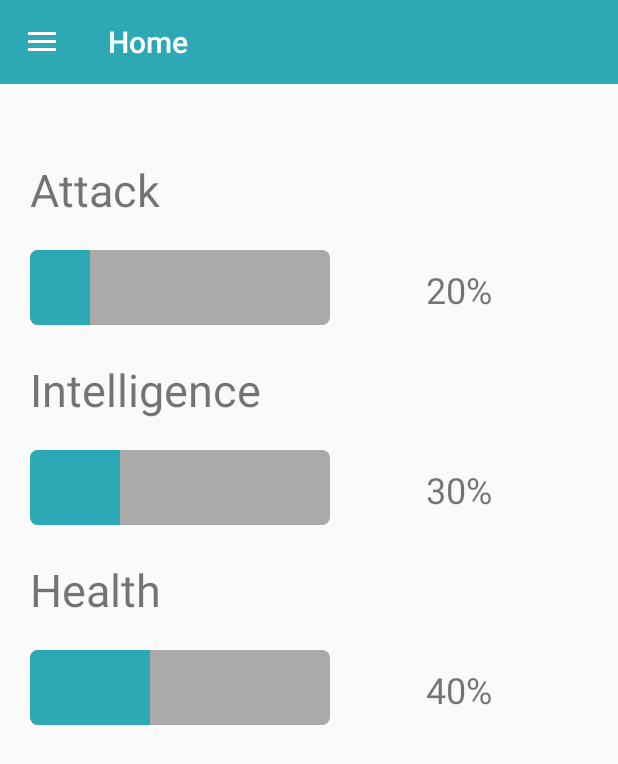
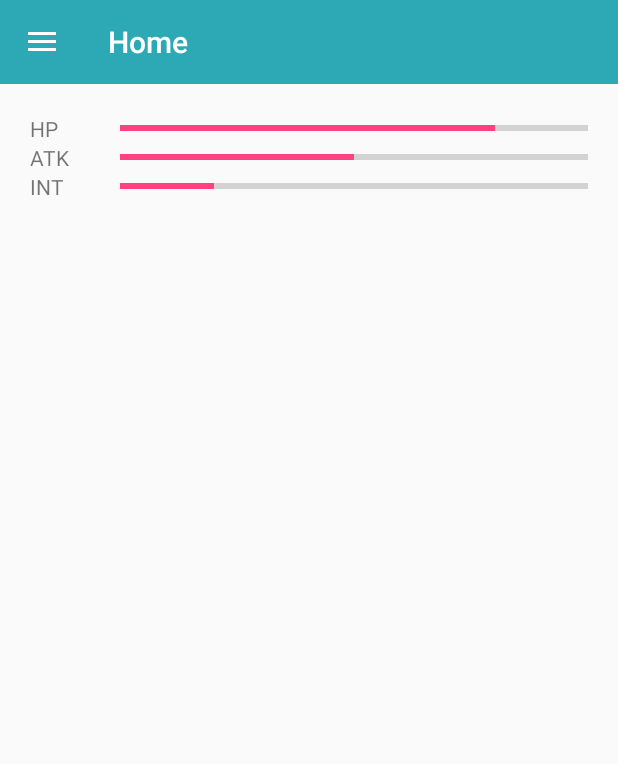
Before and after one commit to Outside2154/GameSense, an Android app: the screen it shows after launch (NavActivity), on a phone screen of 412 x 824 dp. Shown: the top 764 px of the screen. Run offline under Robolectric (Android 15) with nearby library versions, the phone set to English and light mode, and no system bars.

Commit message:
clean up home screen

```diff
--- a/app/build.gradle
+++ b/app/build.gradle
@@ -1,7 +1,5 @@
 apply plugin: 'com.android.application'
-
 apply plugin: 'kotlin-android'
-
 apply plugin: 'kotlin-android-extensions'
 
 android {
@@ -27,8 +25,8 @@ dependencies {
     implementation "org.jetbrains.kotlin:kotlin-stdlib-jre7:$kotlin_version"
     implementation 'com.android.support:appcompat-v7:26.1.0'
     implementation 'com.android.support.constraint:constraint-layout:1.0.2'
-    implementation 'com.google.firebase:firebase-database:11.4.2'
-    implementation 'com.google.firebase:firebase-auth:11.4.2'
+    implementation 'com.google.firebase:firebase-database:11.6.0'
+    implementation 'com.google.firebase:firebase-auth:11.6.0'
     implementation 'com.android.support:design:26.1.0'
     implementation 'com.android.support:support-v4:26.1.0'
     testImplementation 'junit:junit:4.12'
--- a/app/src/main/java/edu/outside2154/gamesense/Util.kt
+++ b/app/src/main/java/edu/outside2154/gamesense/Util.kt
@@ -1,7 +1,18 @@
 package edu.outside2154.gamesense
 
+import android.content.Context
+import android.content.res.TypedArray
 import android.support.v4.app.FragmentManager
 import android.support.v4.app.FragmentTransaction
+import android.util.TypedValue
 
 inline fun FragmentManager.transact(func: FragmentTransaction.() -> FragmentTransaction) =
         beginTransaction().func().commit()
+
+inline fun TypedArray.runAndRecycle(func: TypedArray.() -> Unit) =
+        try { func() } finally { recycle() }
+
+fun dpToPx(context: Context, px: Double): Int =
+        TypedValue.applyDimension(
+                TypedValue.COMPLEX_UNIT_DIP, px.toFloat(),
+                context.resources.displayMetrics).toInt()
--- a/app/src/main/java/edu/outside2154/gamesense/fragment/HomeFragment.kt
+++ b/app/src/main/java/edu/outside2154/gamesense/fragment/HomeFragment.kt
@@ -1,16 +1,14 @@
 package edu.outside2154.gamesense.fragment
 
-import android.content.Context
 import android.net.Uri
 import android.os.Bundle
 import android.support.v4.app.Fragment
 import android.view.LayoutInflater
 import android.view.View
 import android.view.ViewGroup
-import android.widget.ProgressBar
-import android.widget.TextView
 
 import edu.outside2154.gamesense.R
+import kotlinx.android.synthetic.main.fragment_home.*
 
 /**
  * A simple [Fragment] subclass.
@@ -28,14 +26,6 @@ class HomeFragment : Fragment() {
 
     private var mListener: OnFragmentInteractionListener? = null
 
-    private lateinit var atkPb: ProgressBar
-    private lateinit var intelPb: ProgressBar
-    private lateinit var hthPb: ProgressBar
-
-    private lateinit var atkAmt: TextView
-    private lateinit var intelAmt: TextView
-    private lateinit var hthAmt: TextView
-
     override fun onCreate(savedInstanceState: Bundle?) {
         super.onCreate(savedInstanceState)
         arguments?.run {
@@ -46,27 +36,15 @@ class HomeFragment : Fragment() {
 
     override fun onCreateView(inflater: LayoutInflater, container: ViewGroup?,
                               savedInstanceState: Bundle?): View? {
-        val v = inflater.inflate(R.layout.fragment_home, container, false)
+        return inflater.inflate(R.layout.fragment_home, container, false)
+    }
 
-        // TODO: Don't hardcode.
-        val atkLevel = 20
-        atkPb = v.findViewById(R.id.atk_pb)
-        atkPb.progress = atkLevel
-        atkAmt = v.findViewById(R.id.atk_amt)
-        atkAmt.text = atkLevel.toString() + "%"
-        val intelLevel = 30
-        intelPb = v.findViewById(R.id.intel_pb)
-        intelPb.progress = intelLevel
-        intelAmt = v.findViewById(R.id.intel_amt)
-        intelAmt.text = intelLevel.toString() + "%"
-        val hthLevel = 40
-        hthPb = v.findViewById(R.id.hth_pb)
-        hthPb.progress = hthLevel
-        hthAmt = v.findViewById(R.id.hth_amt)
-        hthAmt.text = hthLevel.toString() + "%"
+    override fun onViewCreated(view: View?, savedInstanceState: Bundle?) {
+        super.onViewCreated(view, savedInstanceState)
 
-        // Inflate the layout for this fragment
-        return v
+        hp_lb.progress = 80
+        atk_lb.progress = 50
+        int_lb.progress = 20
     }
 
     // TODO: Rename method, update argument and hook method into UI event
--- /dev/null
+++ b/app/src/main/java/edu/outside2154/gamesense/view/LabeledBarView.kt
@@ -0,0 +1,56 @@
+package edu.outside2154.gamesense.view
+
+import android.content.Context
+import android.util.AttributeSet
+import android.widget.LinearLayout
+import android.widget.ProgressBar
+import android.widget.Space
+import android.widget.TextView
+
+import edu.outside2154.gamesense.R
+import edu.outside2154.gamesense.dpToPx
+import edu.outside2154.gamesense.runAndRecycle
+
+const val LABELED_BAR_VIEW_PADDING = 10.0
+
+/**
+ * A progress bar with a label on the left or right.
+ */
+class LabeledBarView @JvmOverloads constructor(
+        context: Context, attrs: AttributeSet? = null, defStyle: Int = 0
+) : LinearLayout(context, attrs, defStyle) {
+    // Private view variables.
+    private val vText = TextView(context)
+    private val vBar = ProgressBar(context, null, android.R.attr.progressBarStyleHorizontal)
+
+    // Public attributes.
+    var label
+        get() = vText.text
+        set(value) { vText.text = value }
+    var progress
+        get() = vBar.progress
+        set(value) { vBar.progress = value }
+
+    init {
+        // Configure bar elements.
+        vText.layoutParams = LayoutParams(0, LayoutParams.WRAP_CONTENT)
+        val space = Space(context).apply {
+            layoutParams = LayoutParams(
+                    dpToPx(context, LABELED_BAR_VIEW_PADDING), LayoutParams.MATCH_PARENT)
+        }
+        vBar.layoutParams = LayoutParams(LayoutParams.MATCH_PARENT, LayoutParams.MATCH_PARENT)
+
+        // Apply XML attributes.
+        context.theme.obtainStyledAttributes(
+                attrs, R.styleable.LabeledBarView, defStyle, 0).runAndRecycle {
+            label = getString(R.styleable.LabeledBarView_label)
+            vText.layoutParams.width = getDimensionPixelSize(
+                    R.styleable.LabeledBarView_label_width, LayoutParams.WRAP_CONTENT)
+        }
+
+        // Add bar elements.
+        addView(vText)
+        addView(space)
+        addView(vBar)
+    }
+}
--- a/app/src/main/res/layout/fragment_home.xml
+++ b/app/src/main/res/layout/fragment_home.xml
@@ -1,113 +1,48 @@
-<FrameLayout xmlns:android="http://schemas.android.com/apk/res/android"
+<android.support.constraint.ConstraintLayout xmlns:android="http://schemas.android.com/apk/res/android"
+    xmlns:gamesense="http://schemas.android.com/apk/res-auto"
     xmlns:tools="http://schemas.android.com/tools"
+    android:id="@+id/frameLayout"
     android:layout_width="match_parent"
     android:layout_height="match_parent"
     tools:context="edu.outside2154.gamesense.fragment.HomeFragment">
 
-    <!-- TODO: Update blank fragment layout -->
 
-    <LinearLayout
-        android:layout_width="match_parent"
-        android:layout_height="match_parent"
-        android:layout_marginHorizontal="20dp"
-        android:layout_marginVertical="50dp"
-        android:orientation="vertical">
+    <edu.outside2154.gamesense.view.LabeledBarView
+        android:id="@+id/hp_lb"
+        android:layout_width="0dp"
+        android:layout_height="wrap_content"
+        android:layout_marginEnd="20dp"
+        android:layout_marginStart="20dp"
+        android:layout_marginTop="20dp"
+        gamesense:label="HP"
+        gamesense:label_width="50dp"
+        gamesense:layout_constraintEnd_toEndOf="parent"
+        gamesense:layout_constraintStart_toStartOf="parent"
+        gamesense:layout_constraintTop_toTopOf="parent" />
 
-        <TextView
-            android:id="@+id/atk_header"
-            android:layout_width="match_parent"
-            android:layout_height="wrap_content"
-            android:text="Attack"
-            android:textSize="30sp" />
+    <edu.outside2154.gamesense.view.LabeledBarView
+        android:id="@+id/atk_lb"
+        android:layout_width="0dp"
+        android:layout_height="wrap_content"
+        android:layout_marginEnd="20dp"
+        android:layout_marginStart="20dp"
+        gamesense:label="ATK"
+        gamesense:label_width="50dp"
+        gamesense:layout_constraintEnd_toEndOf="parent"
+        gamesense:layout_constraintStart_toStartOf="parent"
+        gamesense:layout_constraintTop_toBottomOf="@+id/hp_lb" />
 
-        <LinearLayout
-            android:layout_width="match_parent"
-            android:layout_height="wrap_content"
-            android:orientation="horizontal">
-            <ProgressBar
-                android:id="@+id/atk_pb"
-                style="@android:style/Widget.ProgressBar.Horizontal"
-                android:layout_width="200dp"
-                android:layout_height="50dp"
-                android:layout_marginVertical="20dp"
-                android:backgroundTint="@android:color/white"
-                android:progress="50"
-                android:progressBackgroundTint="@android:color/darker_gray"
-                android:progressTint="@color/colorPrimaryDark" />
+    <edu.outside2154.gamesense.view.LabeledBarView
+        android:id="@+id/int_lb"
+        android:layout_width="0dp"
+        android:layout_height="wrap_content"
+        android:layout_marginEnd="20dp"
+        android:layout_marginStart="20dp"
+        gamesense:label="INT"
+        gamesense:label_width="50dp"
+        gamesense:layout_constraintEnd_toEndOf="parent"
+        gamesense:layout_constraintStart_toStartOf="parent"
+        gamesense:layout_constraintTop_toBottomOf="@+id/atk_lb" />
 
-            <TextView
-                android:id="@+id/atk_amt"
-                android:layout_width="wrap_content"
-                android:layout_height="wrap_content"
-                android:layout_marginVertical="30dp"
-                android:layout_weight="1"
-                android:gravity="center_horizontal|center"
-                android:text="TextView"
-                android:textSize="24sp" />
-        </LinearLayout>
 
-        <TextView
-            android:id="@+id/intel_header"
-            android:layout_width="match_parent"
-            android:layout_height="wrap_content"
-            android:text="Intelligence"
-            android:textSize="30sp" />
-
-        <LinearLayout
-            android:layout_width="match_parent"
-            android:layout_height="wrap_content"
-            android:orientation="horizontal">
-            <ProgressBar
-                android:id="@+id/intel_pb"
-                style="@android:style/Widget.ProgressBar.Horizontal"
-                android:layout_width="200dp"
-                android:layout_height="50dp"
-                android:layout_marginVertical="20dp"
-                android:backgroundTint="@android:color/white"
-                android:progress="50"
-                android:progressBackgroundTint="@android:color/darker_gray"
-                android:progressTint="@color/colorPrimaryDark" />
-            <TextView
-                android:id="@+id/intel_amt"
-                android:layout_width="wrap_content"
-                android:layout_height="wrap_content"
-                android:layout_marginVertical="30dp"
-                android:layout_weight="1"
-                android:gravity="center_horizontal|center"
-                android:text="TextView"
-                android:textSize="24sp" />
-        </LinearLayout>
-
-        <TextView
-            android:id="@+id/hth_header"
-            android:layout_width="match_parent"
-            android:layout_height="wrap_content"
-            android:text="Health"
-            android:textSize="30sp" />
-
-        <LinearLayout
-            android:layout_width="match_parent"
-            android:layout_height="wrap_content"
-            android:orientation="horizontal">
-            <ProgressBar
-                android:id="@+id/hth_pb"
-                style="@android:style/Widget.ProgressBar.Horizontal"
-                android:layout_width="200dp"
-                android:layout_height="50dp"
-                android:layout_marginVertical="20dp"
-                android:backgroundTint="@android:color/white"
-                android:progress="50"
-                android:progressBackgroundTint="@android:color/darker_gray"
-                android:progressTint="@color/colorPrimaryDark" />
-            <TextView
-                android:id="@+id/hth_amt"
-                android:layout_width="wrap_content"
-                android:layout_height="wrap_content"
-                android:layout_marginVertical="30dp"
-                android:layout_weight="1"
-                android:gravity="center_horizontal|center"
-                android:text="TextView"
-                android:textSize="24sp" />
-        </LinearLayout>
-    </LinearLayout>
-</FrameLayout>
+</android.support.constraint.ConstraintLayout>
--- /dev/null
+++ b/app/src/main/res/values/attrs_labeled_bar_view.xml
@@ -0,0 +1,6 @@
+<resources>
+    <declare-styleable name="LabeledBarView">
+        <attr name="label" format="string" />
+        <attr name="label_width" format="dimension" />
+    </declare-styleable>
+</resources>
```
